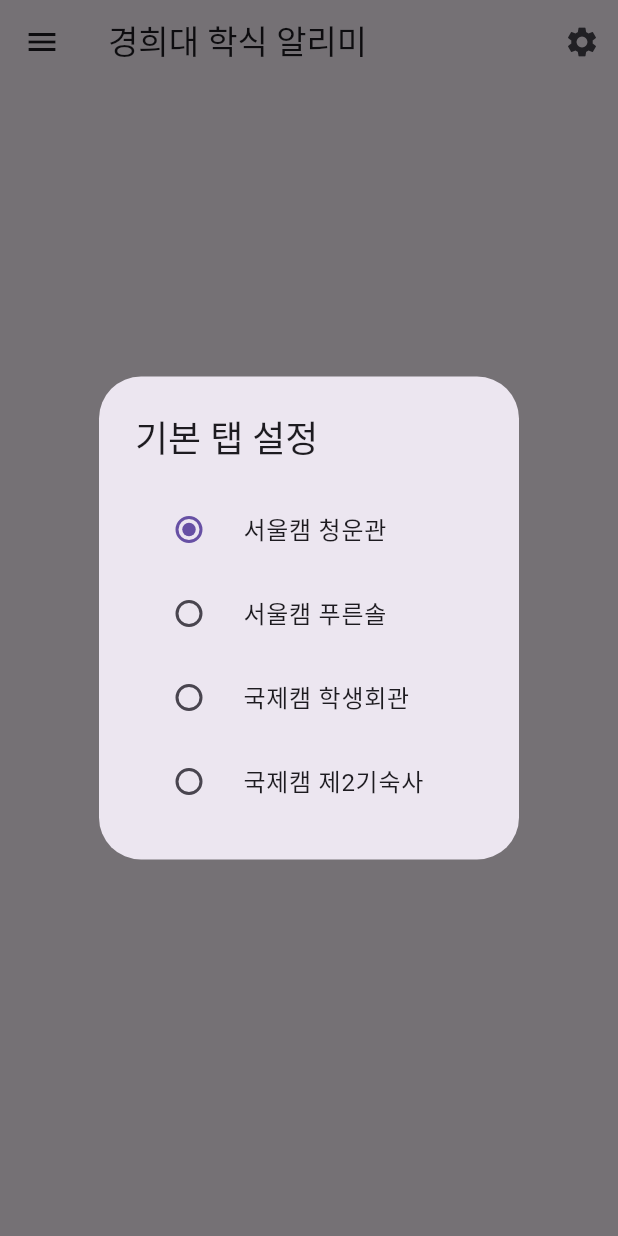
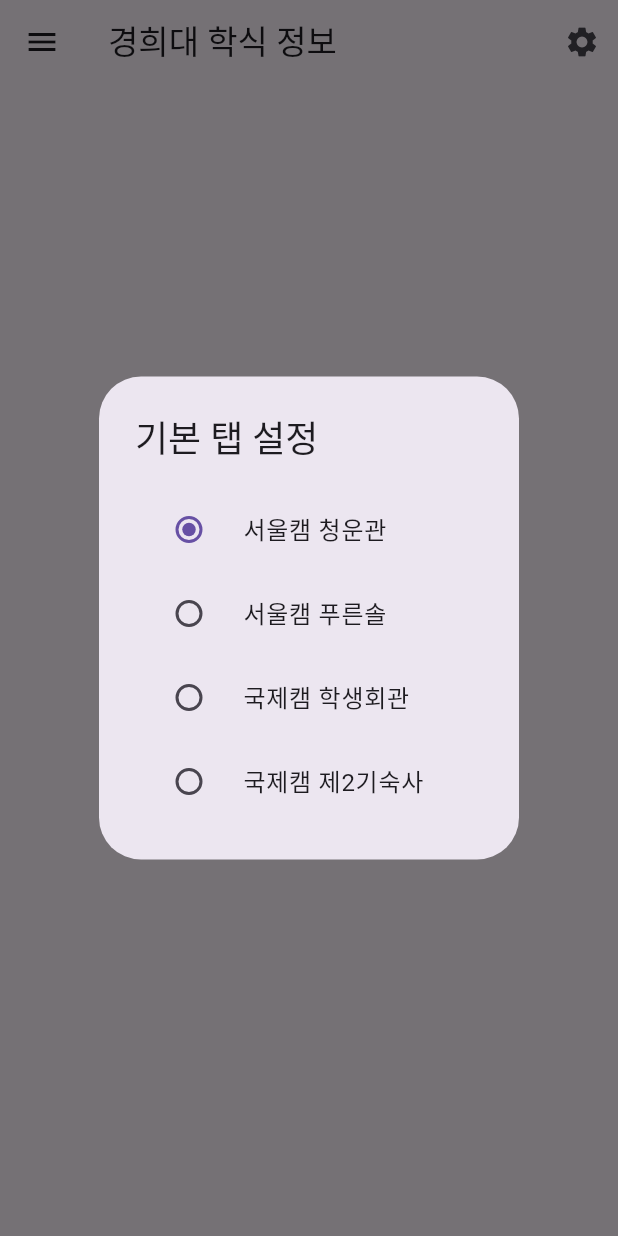
Before and after one commit to sodlfmag/khu_meal_app, a Flutter app: the screen it shows after launch, after a tap on the "settings" icon, on a phone screen of 412 x 824 dp. Run offline on Flutter 3.47's test engine with Material 3 defaults, Android fonts, the phone set to English and light mode, and no system bars; our stand-ins replace cloud_firestore, firebase_core, photo_view, shared_preferences; accounts and stored records are empty; generated files the repository leaves out were written again.

Commit message:
[FIX] 제2기숙사 데이터 import 오류 대체 텍스트 설정

```diff
--- a/lib/main.dart
+++ b/lib/main.dart
@@ -18,7 +18,7 @@
   @override
   Widget build(BuildContext context) {
     return MaterialApp(
-      title: '경희대 학식 알리미',
+      title: '경희대 학식 정보',
       home: HomeScreen(),
     );
   }
@@ -68,7 +68,7 @@
   Widget build(BuildContext context) {
     return Scaffold(
       appBar: AppBar(
-        title: Text('경희대 학식 알리미'),
+        title: Text('경희대 학식 정보'),
         actions: [
           IconButton(
             icon: Icon(Icons.settings),
@@ -106,19 +106,19 @@
             } else if (snapshot.hasError) {
               return Text("데이터 로드 중 에러 발생: ${snapshot.error}");
             } else if (!snapshot.hasData || !snapshot.data!.exists) {
-              if (selectedField == "global_dorm2") {
-                return _buildImageWidget(
-                  context,
-                  "https://via.placeholder.com/300?text=국제캠+제2기숙사",
-                );
-              }
               return Text("데이터를 찾을 수 없습니다.");
             } else {
               var data = snapshot.data!.data()!;
               String? imageUrl = data[selectedField];
 
-              if (selectedField == "global_dorm2" && (imageUrl == null || imageUrl.isEmpty)) {
-                imageUrl = "https://via.placeholder.com/300?text=국제캠+제2기숙사";
+              // 제2기숙사인 경우 특별 처리
+              if (selectedField == "global_dorm2") {
+                return Center(
+                  child: Text(
+                    "데이터가 없습니다.",
+                    style: TextStyle(fontSize: 16),
+                  ),
+                );
               }
 
               if (imageUrl == null || imageUrl.isEmpty) {
```
